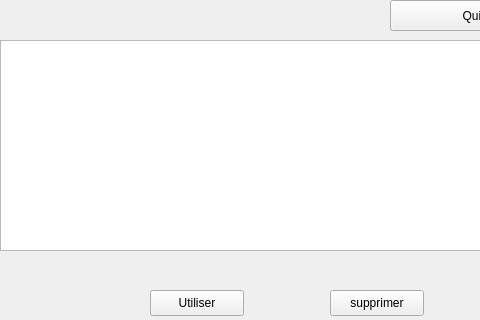
The window that app/ui/appareils/listeAppareils.ui (Valyfaliana/suiviPersoConsoElec) describes before a commit, drawn with Qt 5; both pictures show x 0 to 480 and y 0 to 320 of the 565 by 519 pixel window.
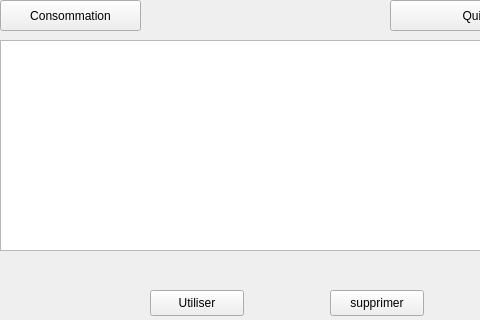
The same window after the commit.

Commit message: [add] page liste de consommation

```diff
--- a/app/ui/appareils/listeAppareils.ui
+++ b/app/ui/appareils/listeAppareils.ui
@@ -123,6 +123,19 @@
     <string>Utiliser</string>
    </property>
   </widget>
+  <widget class="QPushButton" name="btnListeUsages">
+   <property name="geometry">
+    <rect>
+     <x>0</x>
+     <y>0</y>
+     <width>141</width>
+     <height>31</height>
+    </rect>
+   </property>
+   <property name="text">
+    <string>Consommation</string>
+   </property>
+  </widget>
  </widget>
  <resources/>
  <connections/>
```
The commit also changes 8 other files.
